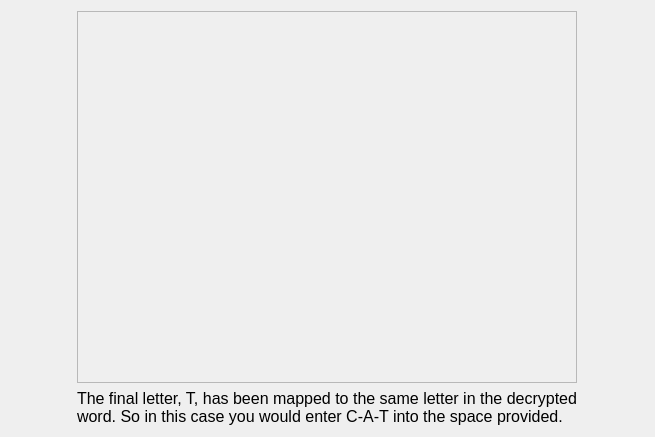
Before: the Qt Designer form MarketSimulation/instructionscreen7.ui in dwattttt/marketsim, drawn with Qt 5.
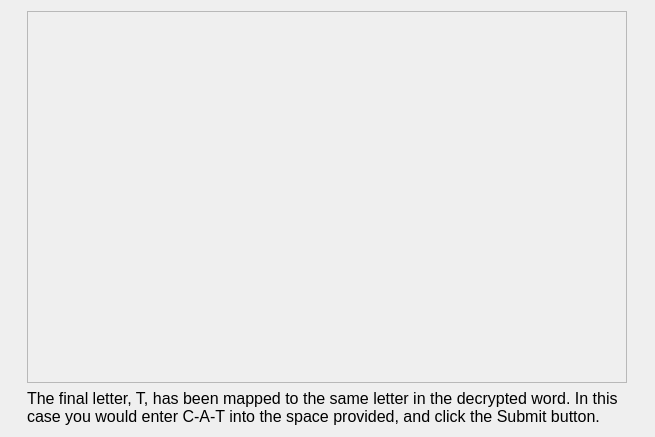
After: the same form once the commit is applied.

Commit message: Completed all of the easy required changes from Digsy  * Screen 2 text  * Screen 3 text, centering  * Screen 5 text, centering  * Screen 6 text, centering  * Screen 7 text  * Screen 8 text  * Screen 9 text  * Screen 10 text  * Screen 12 text  * Initial allocation - added axis, prevent next until allocation submitted, text, centering  * Block decryption test once one round completed  * Rename total wealth to investment value  * Relocate wealth and time labels along bottom  * Add encrypted/decrypted labels to decryption widget  * Added final score screen

What changed in the file:
```diff
--- a/MarketSimulation/instructionscreen7.ui
+++ b/MarketSimulation/instructionscreen7.ui
@@ -62,7 +62,7 @@
        </property>
        <property name="minimumSize">
         <size>
-         <width>500</width>
+         <width>600</width>
          <height>0</height>
         </size>
        </property>
@@ -72,7 +72,7 @@
         </font>
        </property>
        <property name="text">
-        <string>&lt;html&gt;&lt;head/&gt;&lt;body&gt;&lt;p&gt;The final letter, T, has been mapped to the same letter in the decrypted word. So in this case you would enter C-A-T into the space provided.&lt;/p&gt;&lt;/body&gt;&lt;/html&gt;</string>
+        <string>&lt;html&gt;&lt;head/&gt;&lt;body&gt;&lt;p&gt;The final letter, T, has been mapped to the same letter in the decrypted word. In this case you would enter C-A-T into the space provided, and click the Submit button.&lt;/p&gt;&lt;/body&gt;&lt;/html&gt;</string>
        </property>
        <property name="wordWrap">
         <bool>true</bool>
```
The commit also changes 26 other files.
